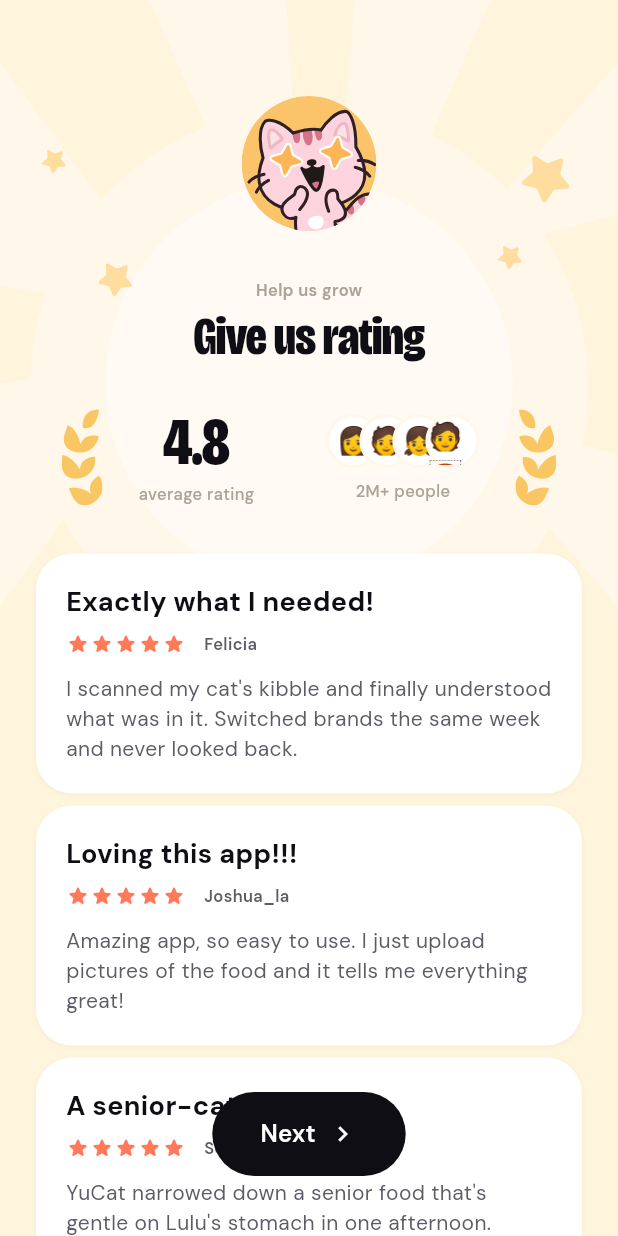
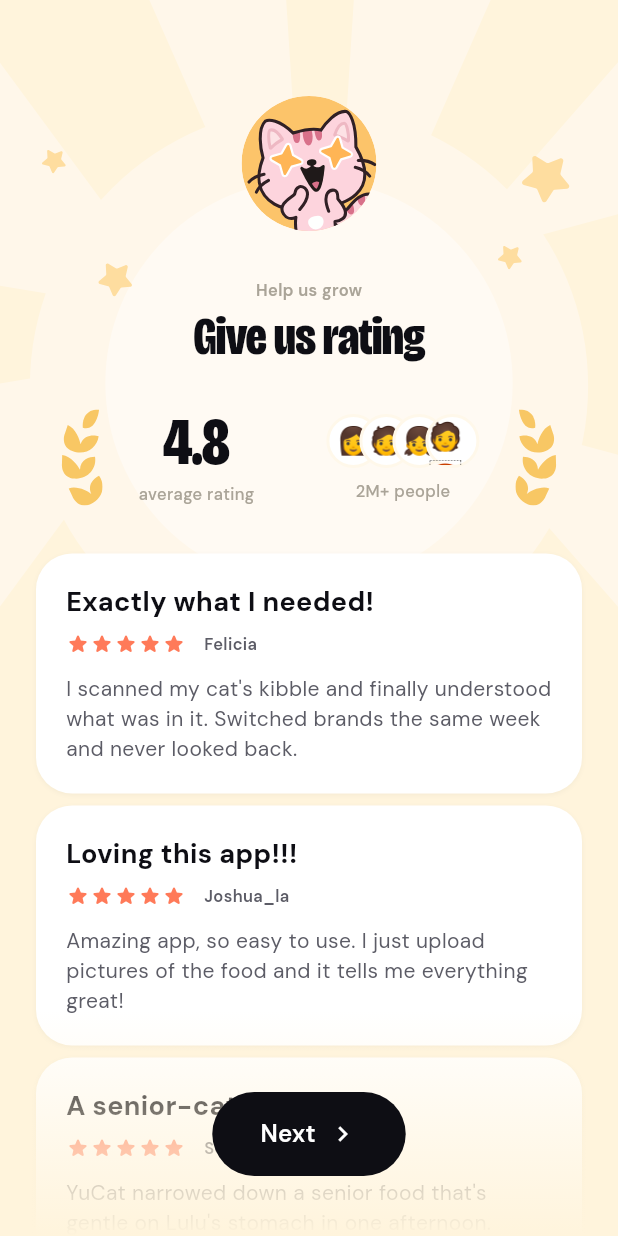
Before and after one commit to adamayuda/yucat, a Flutter app: the RatingScreen screen opened directly with empty values, on a phone screen of 412 x 824 dp. Run offline on Flutter 3.47's test engine with Material 3 defaults, Android fonts, the phone set to English and light mode, and no system bars; our stand-ins replace auto_route, camera, cloud_firestore, cloud_functions, dio, easy_debounce and 13 more; missing offline and left inert: algoliasearch, mixpanel_flutter, onesignal_flutter, purchases_flutter; accounts and stored records are empty.

Commit message:
Add body-condition step; polish onboarding & cat-create wizard
- cat-create: insert BodyCondition step (reindex fact/health/breed/disclaimer)
- coat fact step: anchor mascot so it doesn't drift during the slide
- health conditions: vertically centre the chip block
- profile intro: align Next button with the other onboarding steps
- name step: remove auto-focus (keyboard lag) and shrink the cat
- rating: add fade behind Next and fix bottom cut-off

Co-Authored-By: Claude Opus 4.8 (1M context) <noreply@anthropic.com>

```diff
--- a/lib/features/cat_create/bloc/cat_create_bloc.dart
+++ b/lib/features/cat_create/bloc/cat_create_bloc.dart
@@ -21,6 +21,7 @@ class CatCreateBloc extends Bloc<CatCreateEvent, CatCreateState> {
     'Gender',
     'ProfilePhoto',
     'Age',
+    'BodyCondition',
     'Activity',
     'WaterIntakeFact',
     'NeuteredStatus',
@@ -28,7 +29,6 @@ class CatCreateBloc extends Bloc<CatCreateEvent, CatCreateState> {
     'CoatFact',
     'HealthConditions',
     'Breed',
-    'BodyCondition',
   ];
 
   final CreateCatUsecase _createCatUsecase;
--- a/lib/features/onboarding/widgets/rating_screen.dart
+++ b/lib/features/onboarding/widgets/rating_screen.dart
@@ -76,9 +76,9 @@ class RatingScreen extends StatelessWidget {
                     // Clear the back chip at the top.
                     64,
                     DSDimens.sizeL,
-                    // Clear the floating Next button so the last review can
-                    // scroll above it.
-                    96,
+                    // Clear the floating Next button + fade so the last review
+                    // can scroll fully above it.
+                    150,
                   ),
                   child: Column(
                     crossAxisAlignment: CrossAxisAlignment.center,
@@ -133,6 +133,28 @@ class RatingScreen extends StatelessWidget {
                         _ReviewCard(review: _reviews[i]),
                       ],
                     ],
+                  ),
+                ),
+                // Fade behind the floating Next button (same effect as the
+                // other onboarding screens).
+                Positioned(
+                  left: 0,
+                  right: 0,
+                  bottom: 0,
+                  height: 150,
+                  child: IgnorePointer(
+                    child: DecoratedBox(
+                      decoration: BoxDecoration(
+                        gradient: LinearGradient(
+                          begin: Alignment.topCenter,
+                          end: Alignment.bottomCenter,
+                          colors: [
+                            DSColors.tintCream.withValues(alpha: 0),
+                            DSColors.tintCream,
+                          ],
+                        ),
+                      ),
+                    ),
                   ),
                 ),
                 // Floats centered over the bottom of the scrolling content.
```
Also changed, not shown: lib/features/cat_create/create_cat_page.dart (+32 -32 lines), lib/features/cat_create/widgets/steps/coat_fact_step.dart (+6 -2 lines), lib/features/cat_create/widgets/steps/health_conditions_step.dart (+17 -4 lines), lib/features/onboarding/widgets/profile_intro_screen.dart (+8 -10 lines), lib/features/onboarding/widgets/profile_name_screen.dart (+5 -11 lines).
